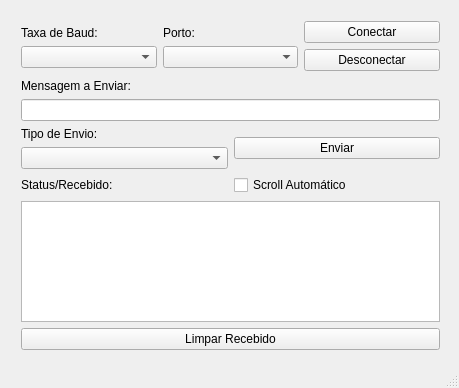
First picture: the form in mainwindow.ui, repository ProFL/QtSerialTerminal, before the edit.
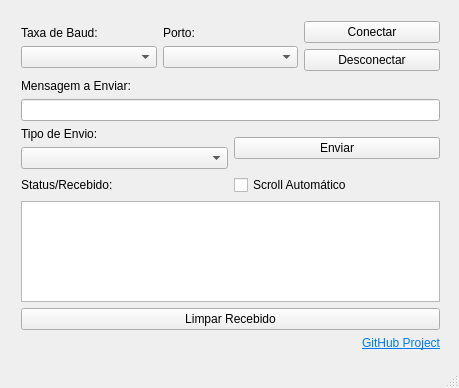
Second picture: the form after the edit.

Commit message: Added link to GitHub Project.

Patch:
```diff
--- a/mainwindow.ui
+++ b/mainwindow.ui
@@ -161,6 +161,25 @@
        </property>
       </widget>
      </item>
+     <item>
+      <widget class="QLabel" name="label_6">
+       <property name="text">
+        <string>&lt;html&gt;&lt;head/&gt;&lt;body&gt;&lt;p&gt;&lt;a href=&quot;https://github.com/ProFL/QtSerialTerminal&quot;&gt;&lt;span style=&quot; text-decoration: underline; color:#007af4;&quot;&gt;GitHub Project&lt;/span&gt;&lt;/a&gt;&lt;/p&gt;&lt;/body&gt;&lt;/html&gt;</string>
+       </property>
+       <property name="textFormat">
+        <enum>Qt::RichText</enum>
+       </property>
+       <property name="alignment">
+        <set>Qt::AlignRight|Qt::AlignTrailing|Qt::AlignVCenter</set>
+       </property>
+       <property name="openExternalLinks">
+        <bool>true</bool>
+       </property>
+       <property name="textInteractionFlags">
+        <set>Qt::TextBrowserInteraction</set>
+       </property>
+      </widget>
+     </item>
     </layout>
    </widget>
   </widget>
```
